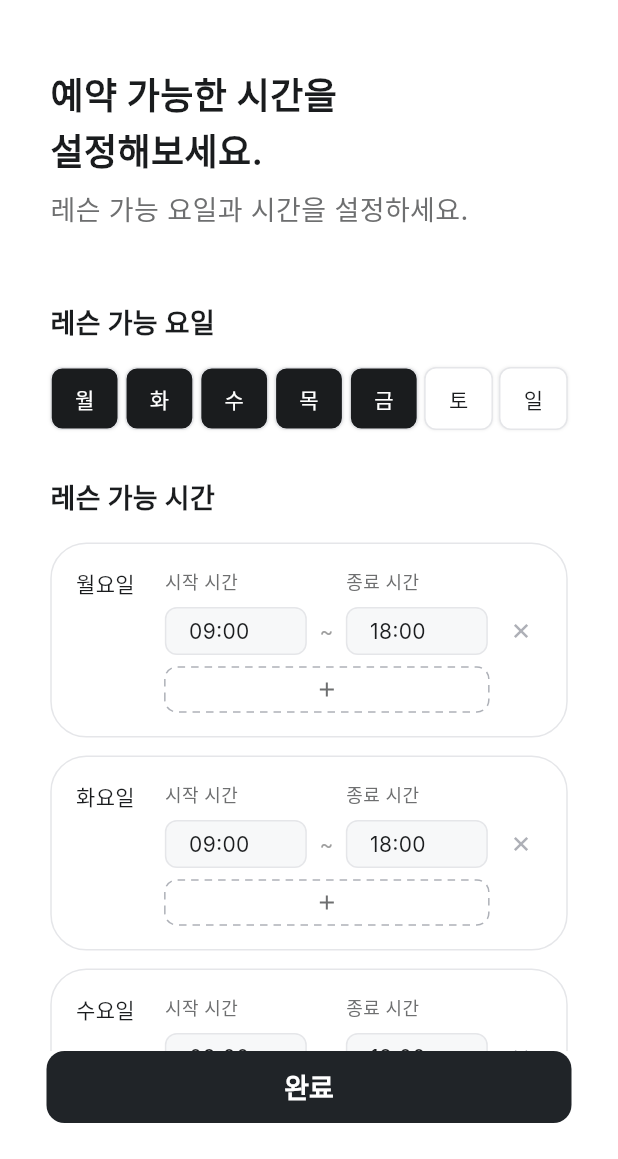
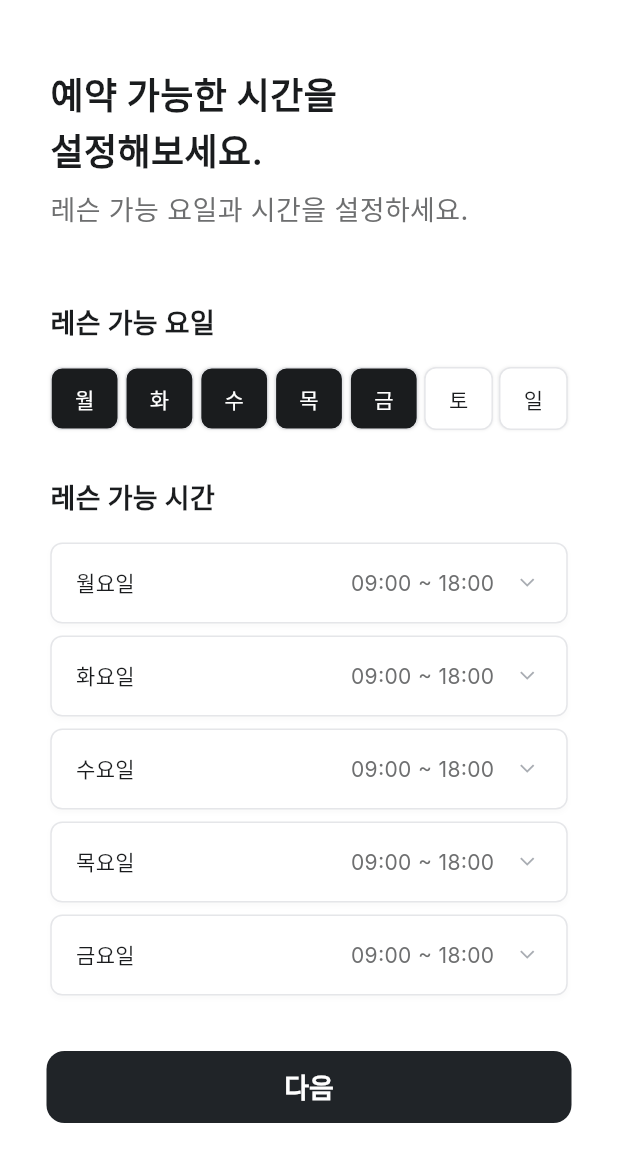
Before and after one commit to hanwoolc-td/swingMate_front, a Flutter app: the ProAvailabilityScreen screen opened by its route, after a tap on "요일별로 다르게 설정하기", on a phone screen of 412 x 824 dp, the part 77-1236 px from its top. Run offline on Flutter 3.47's test engine with Material 3 defaults, Android fonts, the phone set to English and light mode, and no system bars; our stand-ins replace dio, flutter_riverpod, flutter_svg, freezed_annotation, go_router.

Commit message:
Refactor: 프로 회원가입 화면 개선

```diff
--- a/app/lib/app/theme/app_colors.dart
+++ b/app/lib/app/theme/app_colors.dart
@@ -40,6 +40,7 @@ abstract final class AppColors {
   static const lessonPassIconBackground = Color(0xFFE5E6E9);
 
   static const shadow = Color(0x14000000);
+  static const cardShadow = Color(0x05000000);
 
   static const kakao = Color(0xFFFEE500);
   static const kakaoForeground = Color(0xFF3C1E1E);
--- a/app/lib/core/theme/app_assets.dart
+++ b/app/lib/core/theme/app_assets.dart
@@ -24,6 +24,7 @@ abstract final class AppAssets {
 
   static const add = 'assets/icons/add.svg';
   static const careerAdd = 'assets/icons/career_add.svg';
+  static const keyboardArrowDown = 'assets/icons/keyboard_arrow_down.svg';
   static const scheduleRemove = 'assets/icons/schedule_remove.svg';
   static const arrowRight = 'assets/icons/arrow_right.svg';
   static const assignment = 'assets/icons/assignment.svg';
--- a/app/lib/features/auth/presentation/screens/phone_verification_screen.dart
+++ b/app/lib/features/auth/presentation/screens/phone_verification_screen.dart
@@ -4,6 +4,7 @@ import 'package:go_router/go_router.dart';
 import 'package:swingmate/app/router/app_routes.dart';
 import 'package:swingmate/app/theme/app_colors.dart';
 import 'package:swingmate/features/auth/di/providers/signup_flow_providers.dart';
+import 'package:swingmate/features/auth/presentation/helpers/phone_number_formatter.dart';
 import 'package:swingmate/features/auth/presentation/helpers/signup_messages.dart';
 import 'package:swingmate/features/auth/presentation/states/signup_flow_state.dart';
 import 'package:swingmate/features/auth/presentation/widgets/onboarding_header.dart';
@@ -84,7 +85,7 @@ class _PhoneVerificationScreenState
                         ),
                         const SizedBox(height: 8),
                         Text(
-                          '${signupState.phoneNumber}로 인증번호를 보냈습니다.',
+                          '${formatKoreanPhoneNumber(signupState.phoneNumber)}로 인증번호를 보냈습니다.',
                           style: const TextStyle(
                             color: AppColors.secondaryText,
                             fontSize: 18,
--- a/app/lib/features/auth/presentation/screens/pro_availability_screen.dart
+++ b/app/lib/features/auth/presentation/screens/pro_availability_screen.dart
@@ -11,6 +11,7 @@ import 'package:swingmate/features/auth/di/providers/signup_flow_providers.dart'
 import 'package:swingmate/features/auth/presentation/helpers/signup_messages.dart';
 import 'package:swingmate/features/auth/presentation/states/signup_flow_state.dart';
 import 'package:swingmate/features/auth/presentation/widgets/onboarding_header.dart';
+import 'package:swingmate/features/auth/presentation/widgets/time_picker_bottom_sheet.dart';
 
 class ProAvailabilityScreen extends ConsumerStatefulWidget {
   const ProAvailabilityScreen({super.key});
@@ -26,6 +27,7 @@ class _ProAvailabilityScreenState extends ConsumerState<ProAvailabilityScreen> {
   final _sharedRanges = <_TimeRange>[];
   late final Map<String, List<_TimeRange>> _dayRanges;
   bool _isDaySpecific = false;
+  String? _expandedDay;
 
   @override
   void initState() {
@@ -40,6 +42,7 @@ class _ProAvailabilityScreenState extends ConsumerState<ProAvailabilityScreen> {
             .toList(),
     };
     _isDaySpecific = draft.isDaySpecific;
+    _expandedDay = null;
   }
 
   @override
@@ -104,6 +107,8 @@ class _ProAvailabilityScreenState extends ConsumerState<ProAvailabilityScreen> {
                             onAddRange: _addDayRange,
                             onRemoveRange: _removeDayRange,
                             onRangeChanged: _syncAvailabilityState,
+                            expandedDay: _expandedDay,
+                            onToggleDay: _toggleExpandedDay,
                           )
                         else
                           _SharedSchedule(
@@ -122,7 +127,9 @@ class _ProAvailabilityScreenState extends ConsumerState<ProAvailabilityScreen> {
                               textStyle: const TextStyle(fontSize: 14),
                             ),
                             child: Text(
-                              _isDaySpecific ? '한 번에 설정하기' : '요일별로 다르게 설정하기',
+                              _isDaySpecific
+                                  ? '모든 요일에 같은 시간 적용하기'
+                                  : '요일별로 다르게 설정하기',
                             ),
                           ),
                         ),
@@ -150,7 +157,7 @@ class _ProAvailabilityScreenState extends ConsumerState<ProAvailabilityScreen> {
                           fontWeight: FontWeight.w700,
                         ),
                       ),
-                      child: const Text('완료'),
+                      child: const Text('다음'),
                     ),
                   ),
                 ),
@@ -166,6 +173,9 @@ class _ProAvailabilityScreenState extends ConsumerState<ProAvailabilityScreen> {
     setState(() {
       if (!_selectedDays.add(day)) {
         _selectedDays.remove(day);
+        if (_expandedDay == day) {
+          _expandedDay = null;
+        }
       }
     });
     _syncAvailabilityState();
@@ -201,8 +211,15 @@ class _ProAvailabilityScreenState extends ConsumerState<ProAvailabilityScreen> {
   }
 
   void _toggleScheduleMode() {
-    setState(() => _isDaySpecific = !_isDaySpecific);
+    setState(() {
+      _isDaySpecific = !_isDaySpecific;
+      _expandedDay = null;
+    });
     _syncAvailabilityState();
+  }
+
+  void _toggleExpandedDay(String day) {
+    setState(() => _expandedDay = _expandedDay == day ? null : day);
   }
 
   void _syncAvailabilityState() {
@@ -336,7 +353,6 @@ class _SharedSchedule extends StatelessWidget {
       crossAxisAlignment: CrossAxisAlignment.start,
       children: [
         Row(
-          mainAxisAlignment: MainAxisAlignment.spaceBetween,
           children: [
             const Text(
               '레슨 가능 시간',
@@ -346,11 +362,17 @@ class _SharedSchedule extends StatelessWidget {
                 fontWeight: FontWeight.w700,
               ),
             ),
-            Text(
+            const SizedBox(width: 12),
+            Expanded(
+              child: Text(
                 selectedDayLabel,
+                maxLines: 1,
+                overflow: TextOverflow.ellipsis,
+                textAlign: TextAlign.right,
                 style: const TextStyle(
                   color: AppColors.secondaryText,
                   fontSize: 14,
+                ),
               ),
             ),
           ],
@@ -379,6 +401,8 @@ class _DaySpecificSchedule extends StatelessWidget {
     required this.onAddRange,
     required this.onRemoveRange,
     required this.onRangeChanged,
+    required this.expandedDay,
+    required this.onToggleDay,
   });
 
   final Set<String> selectedDays;
@@ -386,6 +410,8 @@ class _DaySpecificSchedule extends StatelessWidget {
   final ValueChanged<String> onAddRange;
   final void Function(String, _TimeRange) onRemoveRange;
   final VoidCallback onRangeChanged;
+  final String? expandedDay;
+  final ValueChanged<String> onToggleDay;
 
   @override
   Widget build(BuildContext context) {
@@ -415,11 +441,13 @@ class _DaySpecificSchedule extends StatelessWidget {
           _DayScheduleCard(
             dayName: weekdayNames[day]!,
             ranges: ranges[day]!,
+            isExpanded: expandedDay == day,
+            onToggle: () => onToggleDay(day),
             onAddRange: () => onAddRange(day),
             onRemoveRange: (range) => onRemoveRange(day, range),
             onRangeChanged: onRangeChanged,
           ),
-          const SizedBox(height: 12),
+          const SizedBox(height: 8),
         ],
       ],
     );
@@ -430,6 +458,8 @@ class _DayScheduleCard extends StatelessWidget {
   const _DayScheduleCard({
     required this.dayName,
     required this.ranges,
+    required this.isExpanded,
+    required this.onToggle,
     required this.onAddRange,
     required this.onRemoveRange,
     required this.onRangeChanged,
@@ -437,18 +467,38 @@ class _DayScheduleCard extends StatelessWidget {
 
   final String dayName;
   final List<_TimeRange> ranges;
+  final bool isExpanded;
+  final VoidCallback onToggle;
   final VoidCallback onAddRange;
   final ValueChanged<_TimeRange> onRemoveRange;
   final VoidCallback onRangeChanged;
 
   @override
   Widget build(BuildContext context) {
-    return Container(
+    return AnimatedContainer(
+      duration: const Duration(milliseconds: 180),
       padding: const EdgeInsets.all(16),
       decoration: BoxDecoration(
+        color: AppColors.surface,
         border: Border.all(color: AppColors.border),
-        borderRadius: BorderRadius.circular(24),
+        borderRadius: BorderRadius.circular(8),
+        boxShadow: const [
+          BoxShadow(
+            color: AppColors.cardShadow,
+            offset: Offset(0, 2),
+            blurRadius: 2,
           ),
+        ],
+      ),
+      child: Column(
+        crossAxisAlignment: CrossAxisAlignment.start,
+        children: [
+          Semantics(
+            button: true,
+            expanded: isExpanded,
+            child: InkWell(
+              onTap: onToggle,
+              borderRadius: BorderRadius.circular(8),
               child: Row(
                 crossAxisAlignment: CrossAxisAlignment.start,
                 children: [
@@ -458,14 +508,35 @@ class _DayScheduleCard extends StatelessWidget {
                       color: AppColors.ink,
                       fontSize: 14,
                       fontWeight: FontWeight.w500,
+                      height: 18 / 14,
                     ),
                   ),
-          const SizedBox(width: 20),
-          Expanded(
-            child: Column(
-              crossAxisAlignment: CrossAxisAlignment.start,
+                  const Spacer(),
+                  if (!isExpanded)
+                    Column(
+                      crossAxisAlignment: CrossAxisAlignment.end,
                       children: [
-                const _TimeLabels(fontSize: 12, compact: true),
+                        for (final range in ranges)
+                          if (range.startController.text.isNotEmpty &&
+                              range.endController.text.isNotEmpty)
+                            Text(
+                              '${range.startController.text} ~ ${range.endController.text}',
+                              style: const TextStyle(
+                                color: AppColors.secondaryText,
+                                fontSize: 14,
+                              ),
+                            ),
+                      ],
+                    ),
+                  const SizedBox(width: 12),
+                  SvgPicture.asset(AppAssets.keyboardArrowDown),
+                ],
+              ),
+            ),
+          ),
+          if (isExpanded) ...[
+            const SizedBox(height: 16),
+            const _TimeLabels(fontSize: 12),
             const SizedBox(height: 8),
             for (final range in ranges) ...[
               _TimeRangeRow(
@@ -476,10 +547,15 @@ class _DayScheduleCard extends StatelessWidget {
               ),
               const SizedBox(height: 8),
             ],
-                _DashedAddButton(height: 30, compact: true, onTap: onAddRange),
-              ],
+            Padding(
+              padding: const EdgeInsets.only(right: 36),
+              child: _DashedAddButton(
+                height: 30,
+                compact: true,
+                onTap: onAddRange,
               ),
             ),
+          ],
         ],
       ),
     );
@@ -487,16 +563,14 @@ class _DayScheduleCard extends StatelessWidget {
 }
 
 class _TimeLabels extends StatelessWidget {
-  const _TimeLabels({required this.fontSize, this.compact = false});
+  const _TimeLabels({required this.fontSize});
   final double fontSize;
-  final bool compact;
 
   @override
   Widget build(BuildContext context) {
     return Row(
       children: [
-        SizedBox(
-          width: compact ? 94.86 : 141.36,
+        Expanded(
           child: Text(
             '시작 시간',
             style: TextStyle(
@@ -506,8 +580,7 @@ class _TimeLabels extends StatelessWidget {
           ),
         ),
         const SizedBox(width: 26),
-        SizedBox(
-          width: compact ? 94.86 : 141.36,
+        Expanded(
           child: Text(
             '종료 시간',
             style: TextStyle(
@@ -516,6 +589,7 @@ class _TimeLabels extends StatelessWidget {
             ),
           ),
         ),
+        const SizedBox(width: 36),
       ],
     );
   }
@@ -639,8 +713,8 @@ class _TimeInput extends StatelessWidget {
   }
 
   Future<void> _selectTime(BuildContext context) async {
-    final selectedTime = await showTimePicker(
-      context: context,
+    final selectedTime = await showTimePickerBottomSheet(
+      context,
       initialTime: _parseTime(controller.text),
     );
 
@@ -682,7 +756,7 @@ class _DashedAddButton extends StatelessWidget {
   @override
   Widget build(BuildContext context) {
     return SizedBox(
-      width: compact ? 216 : 309,
+      width: compact ? double.infinity : 309,
       height: height,
       child: Semantics(
         button: true,
--- a/app/lib/features/auth/presentation/screens/pro_career_screen.dart
+++ b/app/lib/features/auth/presentation/screens/pro_career_screen.dart
@@ -68,7 +68,7 @@ class _ProCareerScreenState extends ConsumerState<ProCareerScreen> {
                       crossAxisAlignment: CrossAxisAlignment.start,
                       children: [
                         const Text(
-                          '자신의 경력을\n소개해보세요.',
+                          '회원들에게 자신을\n소개해보세요.',
                           style: TextStyle(
                             color: AppColors.ink,
                             fontSize: 24,
@@ -78,7 +78,7 @@ class _ProCareerScreenState extends ConsumerState<ProCareerScreen> {
                         ),
                         const SizedBox(height: 8),
                         const Text(
-                          '프로가 레슨할때 참고할 정보예요.',
+                          '자신의 경력을 소개해보세요.',
                           style: TextStyle(
                             color: AppColors.secondaryText,
                             fontSize: 18,
```
Also changed, not shown: app/lib/features/auth/presentation/helpers/phone_number_formatter.dart (added, +11 -0 lines), app/lib/features/auth/presentation/screens/member_profile_screen.dart (+7 -0 lines), app/lib/features/auth/presentation/screens/pro_profile_screen.dart (+8 -1 lines), app/lib/features/auth/presentation/screens/role_selection_screen.dart (+9 -1 lines), app/lib/features/auth/presentation/widgets/time_picker_bottom_sheet.dart (added, +244 -0 lines), app/assets/icons/keyboard_arrow_down.svg (added), 4 other files. Lines whose indentation alone changed are shown as unchanged.
